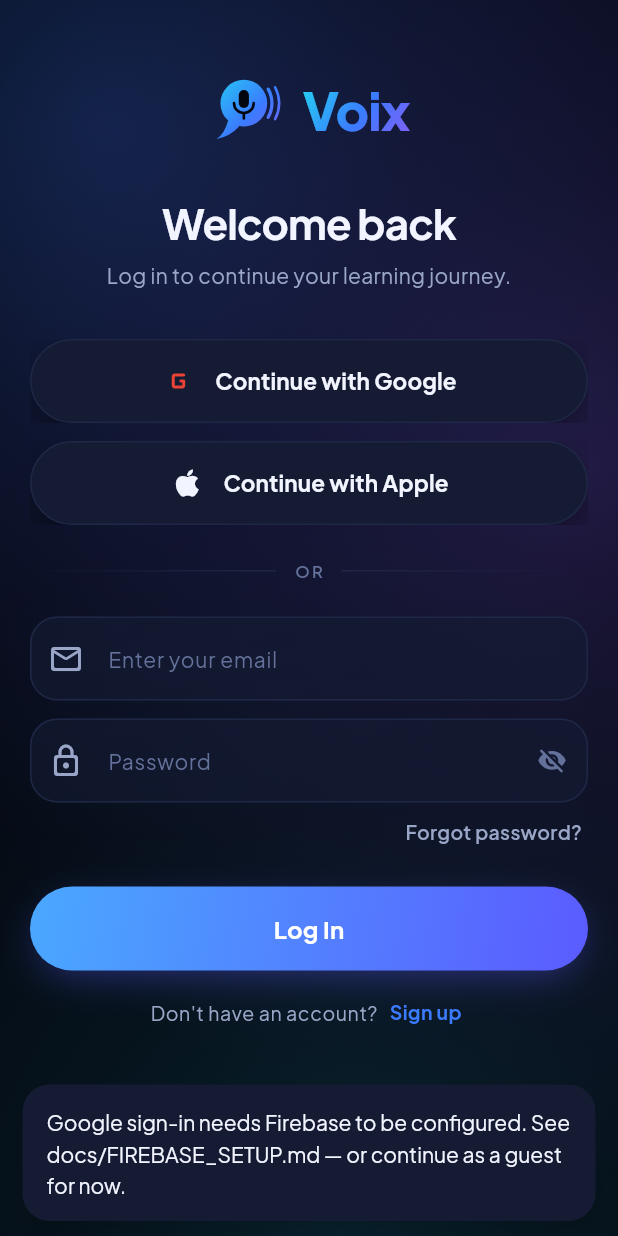
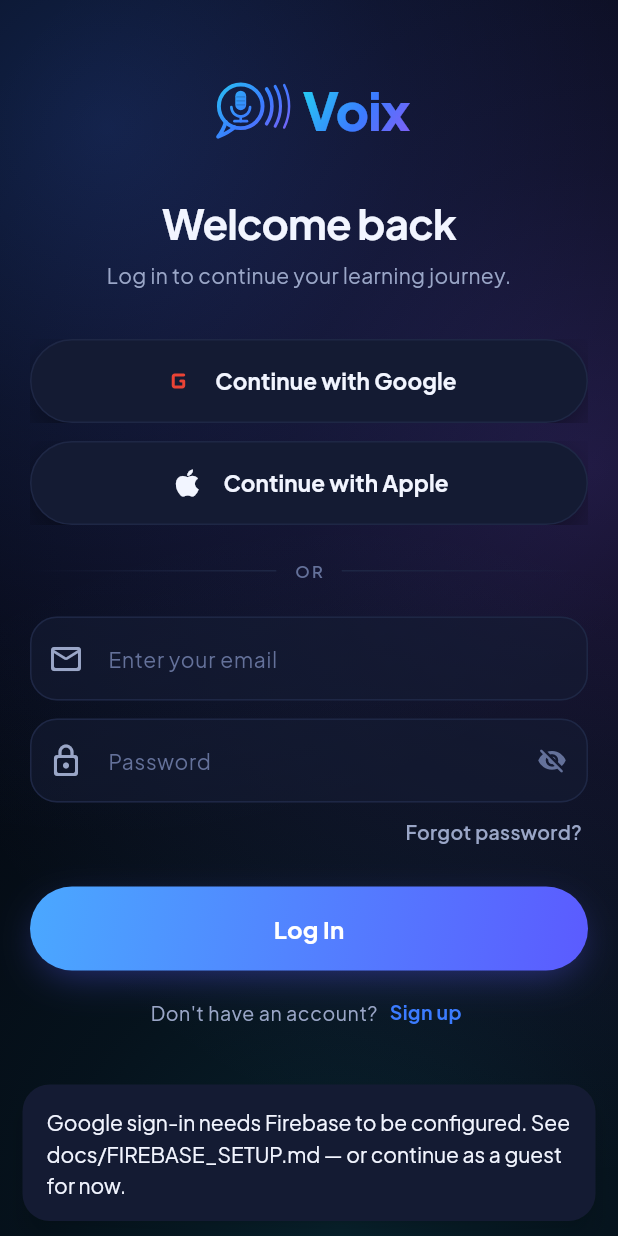
Before and after one commit to nagachaitanyanagachaitanya695-dot/Voix, a Flutter app: the AuthScreen screen opened directly, after a tap on "Continue with Google", on a phone screen of 412 x 824 dp. Run offline on Flutter 3.47's test engine with Material 3 defaults, Android fonts, the phone set to English and light mode, and no system bars; our stand-ins replace cloud_firestore, firebase_auth, firebase_core, flutter_local_notifications, flutter_riverpod, flutter_timezone and 6 more; missing offline and left inert: flutter_pcm_sound, record; accounts and stored records are empty.

Commit message:
Redraw the mark to the supplied logo; surface live conversation
The brand icon differs from what was drawn in three ways that matter: the
speech bubble is a hollow ring rather than a filled blob, the microphone
sits solid inside it rather than being knocked out of it, and there are
three sound arcs rather than two. Adds the capsule's grille lines and the
neon bloom, and drops cutoutColor — with nothing knocked out there is no
background colour to match, which also removes the theme lookup that made
the mark unusable outside a themed context.

Still drawn in code rather than shipped as a PNG, so it stays sharp at
every density and can still draw its own stroke on the splash.

Live conversation was invisible. It was hidden whenever no backend was
configured, which is every build so far — so the one feature that works
like a call could not be found at all, and only the record-and-send flow
was reachable. It is now a card of its own under Quick Start, shown
always; tapping it explains what is missing rather than the feature
silently not existing.

Co-Authored-By: Claude Opus 5 <noreply@anthropic.com>
Claude-Session: https://claude.ai/code/session_01RZBxVg1eVRJ68ihQ6WdfJF

```diff
--- a/lib/core/widgets/voix_logo.dart
+++ b/lib/core/widgets/voix_logo.dart
@@ -3,37 +3,41 @@ import 'dart:math' as math;
 import 'package:flutter/material.dart';
 
 import '../theme/app_gradients.dart';
-import '../utils/context_ext.dart';
 
-/// The VOIX mark: a speech bubble holding a microphone, with sound waves
+/// The VOIX mark: a speech-bubble ring holding a microphone, with sound waves
 /// radiating from its right edge — conversation and voice in one glyph.
 ///
-/// Drawn entirely with paths (no raster asset) so it stays crisp at every
-/// density, animates its own stroke on the splash, and recolours per theme.
+/// Drawn entirely with paths rather than shipped as an image, so it stays
+/// crisp at every density, recolours per theme, and can draw its own stroke on
+/// the splash. The geometry follows the supplied brand icon: a hollow bubble
+/// with a solid mic inside it and three arcs, not a solid bubble with the mic
+/// knocked out.
 class VoixLogo extends StatelessWidget {
   const VoixLogo({
     super.key,
     this.size = 64,
     this.gradient = VoixGradients.brand,
     this.filled = true,
-    this.cutoutColor,
     this.strokeScale = 1.0,
     this.drawProgress = 1.0,
+    this.glow = true,
   });
 
   final double size;
   final Gradient gradient;
 
-  /// Filled: solid gradient bubble with a knocked-out mic (the app-icon look).
-  /// Outline: every element stroked — used during the splash draw-on.
+  /// Filled: the mic is a solid shape — the app-icon look.
+  /// Outline: every element is stroked, used during the splash draw-on.
   final bool filled;
 
-  /// Colour the mic is knocked out to in filled mode. Defaults to page bg.
-  final Color? cutoutColor;
   final double strokeScale;
 
   /// 0→1 stroke reveal, driven by the splash controller.
   final double drawProgress;
+
+  /// The neon bloom behind the mark. Costs a blurred repaint, so it is off for
+  /// the small instances that appear inside lists.
+  final bool glow;
 
   @override
   Widget build(BuildContext context) {
@@ -44,9 +48,9 @@ class VoixLogo extends StatelessWidget {
         painter: _VoixLogoPainter(
           gradient: gradient,
           filled: filled,
-          cutout: cutoutColor ?? context.colors.bg,
           strokeScale: strokeScale,
           progress: drawProgress.clamp(0.0, 1.0),
+          glow: glow,
         ),
       ),
     );
@@ -57,20 +61,20 @@ class _VoixLogoPainter extends CustomPainter {
   _VoixLogoPainter({
     required this.gradient,
     required this.filled,
-    required this.cutout,
     required this.strokeScale,
     required this.progress,
+    required this.glow,
   });
 
   final Gradient gradient;
   final bool filled;
-  final Color cutout;
   final double strokeScale;
   final double progress;
+  final bool glow;
 
   // Geometry is authored in a 100×100 box and scaled to the widget size.
-  static const _centre = Offset(46, 40);
-  static const _bubbleR = 30.0;
+  static const _centre = Offset(42, 44);
+  static const _bubbleR = 28.0;
 
   @override
   void paint(Canvas canvas, Size size) {
@@ -78,98 +82,121 @@ class _VoixLogoPainter extends CustomPainter {
     canvas.save();
     canvas.scale(s);
 
-    final rect = const Rect.fromLTWH(0, 0, 100, 100);
+    const rect = Rect.fromLTWH(0, 0, 100, 100);
     final shader = gradient.createShader(rect);
 
-    final fillPaint = Paint()..shader = shader;
-    final strokePaint = Paint()
+    Paint stroke(double width) => Paint()
       ..shader = shader
       ..style = PaintingStyle.stroke
       ..strokeCap = StrokeCap.round
       ..strokeJoin = StrokeJoin.round
-      ..strokeWidth = 4.5 * strokeScale;
+      ..strokeWidth = width * strokeScale;
 
-    // ── Bubble (circle unioned with a curved tail) ──────────────────────
-    final bubble = Path.combine(
-      PathOperation.union,
-      Path()..addOval(Rect.fromCircle(center: _centre, radius: _bubbleR)),
-      Path()
-        ..moveTo(26, 62)
-        ..quadraticBezierTo(21, 80, 11, 86)
-        ..quadraticBezierTo(28, 83, 40, 70)
-        ..close(),
-    );
+    // ── Bubble: a ring with a tail, not a filled blob ──────────────────
+    final bubble = Path()
+      ..addOval(Rect.fromCircle(center: _centre, radius: _bubbleR));
+    // A short pointed tail off the lower-left. Both ends are anchored on the
+    // circle itself — ending short of it made the tail look like it cut
+    // across the microphone.
+    final tail = Path()
+      ..moveTo(23, 64)
+      ..quadraticBezierTo(19, 76, 13, 83)
+      ..quadraticBezierTo(26, 78, 34, 71);
 
-    if (filled) {
-      canvas.drawPath(bubble, fillPaint);
-    } else {
-      canvas.drawPath(_trim(bubble, progress), strokePaint);
+    // ── Microphone ─────────────────────────────────────────────────────
+    final capsule = Path()
+      ..addRRect(
+        RRect.fromRectAndRadius(
+          const Rect.fromLTRB(35, 24, 49, 49),
+          const Radius.circular(7),
+        ),
+      );
+    // The grille lines across the capsule, as on the brand icon.
+    final grille = Path();
+    for (var i = 0; i < 3; i++) {
+      final y = 32.0 + i * 5.0;
+      grille
+        ..moveTo(37, y)
+        ..lineTo(47, y);
+    }
+    // The open U the capsule sits in.
+    final cradle = Path()
+      ..addArc(
+        Rect.fromCircle(center: const Offset(42, 45), radius: 12),
+        0, // +x axis
+        math.pi, // sweep through the bottom half
+      );
+    final stem = Path()
+      ..moveTo(42, 57)
+      ..lineTo(42, 63);
+    final base = Path()
+      ..moveTo(34, 63)
+      ..lineTo(50, 63);
+
+    // ── Sound waves: three arcs, as on the brand icon ──────────────────
+    // Revealed last, so on the splash the mark draws itself and *then*
+    // "speaks".
+    final waveT = ((progress - 0.55) / 0.45).clamp(0.0, 1.0);
+    final waves = <({Path path, double width})>[
+      for (var i = 0; i < 3; i++)
+        (
+          path: Path()
+            ..addArc(
+              Rect.fromCircle(center: _centre, radius: 40.0 + i * 11.0),
+              -(34 - i * 4) * math.pi / 180,
+              (34 - i * 4) * 2 * math.pi / 180,
+            ),
+          width: 4.6 - i * 0.7,
+        ),
+    ];
+
+    // ── Paint ──────────────────────────────────────────────────────────
+    // The bloom is the same geometry drawn first through a blur, which is what
+    // gives the icon its neon look without needing a second asset.
+    if (glow) {
+      final bloom = Paint()
+        ..shader = shader
+        ..style = PaintingStyle.stroke
+        ..strokeCap = StrokeCap.round
+        ..strokeWidth = 6.0 * strokeScale
+        ..maskFilter = const MaskFilter.blur(BlurStyle.normal, 5);
+      canvas
+        ..drawPath(_trim(bubble, progress), bloom)
+        ..drawPath(_trim(tail, progress), bloom);
+      for (final w in waves) {
+        if (waveT > 0) canvas.drawPath(_trim(w.path, waveT), bloom);
+      }
     }
 
-    // ── Microphone ─────────────────────────────────────────────────────
-    final micPaint = filled
-        ? (Paint()..color = cutout)
-        : (Paint()
-          ..shader = shader
-          ..style = PaintingStyle.stroke
-          ..strokeCap = StrokeCap.round
-          ..strokeWidth = 4.0 * strokeScale);
+    canvas
+      ..drawPath(_trim(bubble, progress), stroke(5.0))
+      ..drawPath(_trim(tail, progress), stroke(5.0));
 
-    final capsule = RRect.fromRectAndRadius(
-      const Rect.fromLTRB(39.5, 23, 52.5, 46),
-      const Radius.circular(6.5),
-    );
-
+    // The mic is solid in the icon and stroked while the splash draws itself.
     if (filled) {
-      canvas.drawRRect(capsule, micPaint);
-    } else {
-      canvas.drawPath(_trim(Path()..addRRect(capsule), progress), micPaint);
-    }
-
-    // Cradle: the open U that the capsule sits in.
-    final cradleStroke = Paint()
-      ..color = filled ? cutout : const Color(0xFFFFFFFF)
-      ..style = PaintingStyle.stroke
-      ..strokeCap = StrokeCap.round
-      ..strokeWidth = 3.4 * strokeScale;
-    if (!filled) cradleStroke.shader = shader;
-
-    final cradle = Path()
-      ..addArc(
-        Rect.fromCircle(center: _centre, radius: 12.6),
-        0, // 0 rad = +x axis
-        math.pi, // sweep through the bottom half
-      );
-    canvas.drawPath(filled ? cradle : _trim(cradle, progress), cradleStroke);
-
-    // Stem dropping from the cradle.
-    final stem = Path()
-      ..moveTo(46, 52.6)
-      ..lineTo(46, 59.5);
-    canvas.drawPath(filled ? stem : _trim(stem, progress), cradleStroke);
-
-    // ── Sound waves ────────────────────────────────────────────────────
-    // Revealed last, so on the splash the mark draws itself and *then*
-    // "speaks".
-    final waveT = ((progress - 0.6) / 0.4).clamp(0.0, 1.0);
-    if (waveT > 0) {
-      for (var i = 0; i < 2; i++) {
-        final r = 36.0 + i * 9.0;
-        final sweep = (30 - i * 3) * math.pi / 180;
-        final wave = Path()
-          ..addArc(
-            Rect.fromCircle(center: _centre, radius: r),
-            -sweep,
-            sweep * 2,
-          );
-        canvas.drawPath(
-          _trim(wave, waveT),
+      canvas
+        ..drawPath(capsule, Paint()..shader = shader)
+        // Cut into the solid capsule with a translucent dark stroke rather
+        // than the page colour, so the grille reads correctly on any ground.
+        ..drawPath(
+          grille,
           Paint()
-            ..shader = shader
+            ..color = const Color(0x33000B1F)
             ..style = PaintingStyle.stroke
             ..strokeCap = StrokeCap.round
-            ..strokeWidth = (4.2 - i * 0.9) * strokeScale,
+            ..strokeWidth = 1.6 * strokeScale,
         );
+    } else {
+      canvas.drawPath(_trim(capsule, progress), stroke(3.6));
+    }
+    canvas
+      ..drawPath(filled ? cradle : _trim(cradle, progress), stroke(3.4))
+      ..drawPath(filled ? stem : _trim(stem, progress), stroke(3.4))
+      ..drawPath(filled ? base : _trim(base, progress), stroke(3.4));
+
+    if (waveT > 0) {
+      for (final w in waves) {
+        canvas.drawPath(_trim(w.path, waveT), stroke(w.width));
       }
     }
 
@@ -192,8 +219,8 @@ class _VoixLogoPainter extends CustomPainter {
   bool shouldRepaint(covariant _VoixLogoPainter old) =>
       old.progress != progress ||
       old.filled != filled ||
-      old.cutout != cutout ||
-      old.strokeScale != strokeScale;
+      old.strokeScale != strokeScale ||
+      old.glow != glow;
 }
 
 /// The horizontal lockup — mark plus "Voix" wordmark.
@@ -226,7 +253,7 @@ class VoixWordmark extends StatelessWidget {
     return Row(
       mainAxisSize: MainAxisSize.min,
       children: [
-        VoixLogo(size: markSize, gradient: gradient),
+        VoixLogo(size: markSize, gradient: gradient, glow: false),
         SizedBox(width: markSize * 0.22),
         if (color != null)
           Text('Voix', style: style)
--- a/lib/features/splash/splash_screen.dart
+++ b/lib/features/splash/splash_screen.dart
@@ -174,7 +174,6 @@ class _SplashScreenState extends ConsumerState<SplashScreen>
                               child: VoixLogo(
                                 size: markSize,
                                 filled: true,
-                                cutoutColor: VoixPalette.darkBg,
                               ),
                             ),
                           ],
```
Also changed, not shown: lib/features/practice/practice_screen.dart (+86 -37 lines), store/play_icon_512.png, 28 other files.
